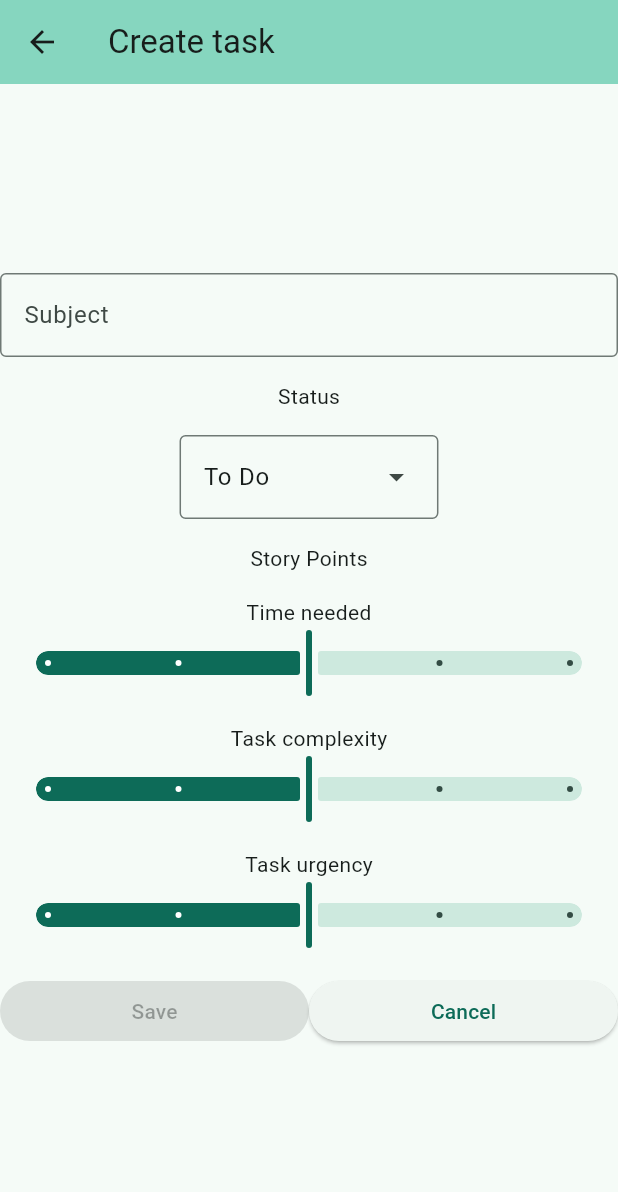
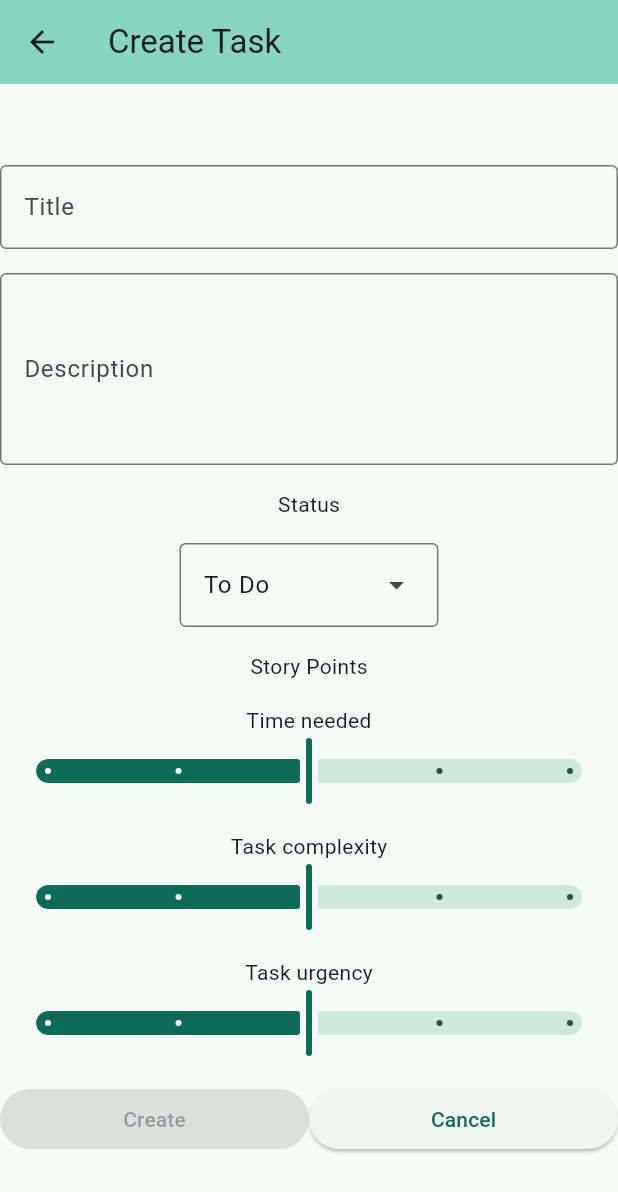
Before and after one commit to Amelie-png/tomatodo, a Flutter app: the screen it shows after launch, after a tap on the "add" icon, on a phone screen of 412 x 824 dp. Shown: the top 1192 px of the screen. Run offline on Flutter 3.47's test engine with Material 3 defaults, Android fonts, the phone set to English and light mode, and no system bars.

Commit message:
feat: edit task screen and logic

```diff
--- a/lib/models/task.dart
+++ b/lib/models/task.dart
@@ -1,11 +1,6 @@
 import 'package:tomatodo/models/story_points.dart';
 
-enum Status {
-  todo,
-  inProgress,
-  finalizing,
-  completed
-}
+enum Status { todo, inProgress, finalizing, completed }
 
 extension StatusLabel on Status {
   String get label {
@@ -23,19 +18,23 @@ extension StatusLabel on Status {
 }
 
 class Task {
-  final String title;
+  final String id, title;
   final String? description, taskCategory;
   final DateTime? deadline;
+  final DateTime createdAt;
   final StoryPoints storyPoints;
   final Status status;
 
-  const Task({ required this.title,
+  const Task({
+    required this.id,
+    required this.title,
     this.taskCategory,
     required this.storyPoints,
     this.deadline,
+    required this.createdAt,
     this.description,
-    this.status = Status.todo}
-  );
+    this.status = Status.todo,
+  });
 
   Task copyWith({
     String? title,
@@ -46,10 +45,12 @@ class Task {
     Status? status,
   }) {
     return Task(
+      id: id,
       title: title ?? this.title,
       taskCategory: taskCategory ?? this.taskCategory,
       description: description ?? this.description,
       deadline: deadline ?? this.deadline,
+      createdAt: createdAt,
       storyPoints: storyPoints ?? this.storyPoints,
       status: status ?? this.status,
     );
--- a/lib/screens/create_task.dart
+++ b/lib/screens/create_task.dart
@@ -1,10 +1,19 @@
 import 'package:flutter/material.dart';
 import 'package:tomatodo/widgets/task_points_slider.dart';
+import 'package:uuid/uuid.dart';
 import '../models/story_points.dart';
 import '../models/task.dart';
 
 class CreateTask extends StatefulWidget {
-  const CreateTask({super.key});
+  final TaskMode mode;
+  final Task? task;
+  final ValueChanged<Task> onSave;
+  const CreateTask({
+    super.key,
+    required this.mode,
+    this.task,
+    required this.onSave,
+  });
 
   @override
   State<CreateTask> createState() => _CreateTaskState();
@@ -12,10 +21,20 @@ class CreateTask extends StatefulWidget {
 
 typedef MenuEntry = DropdownMenuEntry<Status>;
 
+enum TaskMode { create, edit }
+
 class _CreateTaskState extends State<CreateTask> {
+  late Task _draftTask;
   //subject
-  final subjectController = TextEditingController();
-  bool get _isValid => subjectController.text.trim().isNotEmpty;
+  late TextEditingController _titleController;
+  bool get _isValid => _titleController.text.trim().isNotEmpty;
+
+  //description
+  late TextEditingController _descriptionController;
+
+  //category
+
+  //deadline
 
   //story points
   double _currentTimePoints = 3;
@@ -31,8 +50,9 @@ class _CreateTaskState extends State<CreateTask> {
   //save
   void _saveTask() {
     // Navigate to task list with task
-    Task result = Task(
-      title: subjectController.text,
+    final result = _draftTask.copyWith(
+      title: _titleController.text.trim(),
+      description: _descriptionController.text.trim(),
       storyPoints: StoryPoints(
         timePoints: _currentTimePoints.round(),
         complexityPoints: _currentComplexityPoints.round(),
@@ -40,35 +60,73 @@ class _CreateTaskState extends State<CreateTask> {
       ),
       status: _dropdownValue,
     );
-    Navigator.pop(context, result);
+
+    widget.onSave(result);
+    Navigator.pop(context);
+  }
+
+  @override
+  void initState() {
+    super.initState();
+
+    if (widget.mode == TaskMode.edit && widget.task != null) {
+      _draftTask = widget.task!.copyWith();
+    } else {
+      _draftTask = Task(
+        id: const Uuid().v4(),
+        title: '',
+        storyPoints: StoryPoints(),
+        createdAt: DateTime.now(),
+      );
+    }
+
+    _titleController = TextEditingController(text: _draftTask.title);
+    _descriptionController = TextEditingController(
+      text: _draftTask.description,
+    );
+    _dropdownValue = _draftTask.status;
+    _currentTimePoints = _draftTask.storyPoints.timePoints.toDouble();
+    _currentComplexityPoints = _draftTask.storyPoints.complexityPoints.toDouble();
+    _currentUrgencyPoints = _draftTask.storyPoints.urgencyPoints.toDouble();
   }
 
   @override
   void dispose() {
     // Clean up the controller when the widget is disposed.
-    subjectController.dispose();
+    _titleController.dispose();
+    _descriptionController.dispose();
     super.dispose();
   }
 
   @override
   Widget build(BuildContext context) {
+    final isEdit = widget.mode == TaskMode.edit;
     return Scaffold(
       appBar: AppBar(
         backgroundColor: Theme.of(context).colorScheme.inversePrimary,
-        title: Text('Create task'),
+        title: Text(isEdit ? 'Edit Task' : 'Create Task'),
       ),
       body: Column(
         mainAxisAlignment: MainAxisAlignment.center,
         spacing: 16,
         children: [
           TextField(
-            controller: subjectController,
+            controller: _titleController,
             onChanged: (_) => setState(() {}),
             decoration: InputDecoration(
-              labelText: 'Subject',
-              hintText: 'Enter task subject',
+              labelText: 'Title',
+              hintText: 'Enter task title',
               border: OutlineInputBorder(),
             ),
+          ),
+          TextField(
+            controller: _descriptionController,
+            decoration: InputDecoration(
+              labelText: 'Description',
+              hintText: 'Describe task details',
+              border: OutlineInputBorder(),
+            ),
+            maxLines: 4,
           ),
           const Text('Status'),
           DropdownMenu<Status>(
@@ -114,7 +172,7 @@ class _CreateTaskState extends State<CreateTask> {
               Expanded(
                 child: ElevatedButton(
                   onPressed: _isValid ? _saveTask : null,
-                  child: const Text('Save'),
+                  child: Text(isEdit ? 'Save' : 'Create'),
                 ),
               ),
               Expanded(
--- a/lib/screens/task_list.dart
+++ b/lib/screens/task_list.dart
@@ -11,18 +11,36 @@ class TaskList extends StatefulWidget {
 }
 
 class _TaskListState extends State<TaskList> {
-  final Map<Status, List<Task>> columns = {
-    Status.todo: [],
-    Status.inProgress: [],
-    Status.finalizing: [],
-    Status.completed: [],
-  };
+  final List<Task> _tasks = [];
 
+  //Draggable
   void _moveTask(Task task, Status newStatus) {
     setState(() {
-      columns.forEach((_, list) => list.remove(task));
-      columns[newStatus]!.add(task.copyWith(status: newStatus));
+      final index = _tasks.indexWhere((t) => t.id == task.id);
+      if (index == -1) return;
+      _tasks[index] = task.copyWith(status: newStatus);
     });
+  }
+
+  //From create task screen
+  void _saveTask(Task task) {
+    setState(() {
+      final index = _tasks.indexWhere((t) => t.id == task.id);
+      if (index != -1) {
+        _tasks[index] = task;
+      } else {
+        _tasks.add(task);
+      }
+    });
+  }
+  void _editTask(Task task) {
+    Navigator.push(
+      context,
+      MaterialPageRoute(
+        builder: (_) =>
+            CreateTask(mode: TaskMode.edit, task: task, onSave: _saveTask),
+      ),
+    );
   }
 
   @override
@@ -37,8 +55,9 @@ class _TaskListState extends State<TaskList> {
           return Expanded(
             child: TaskListColumn(
               status: status,
-              tasks: columns[status]!,
+              tasks: _tasks.where((t) => t.status == status).toList(),
               onTaskDropped: _moveTask,
+              onEdit: _editTask,
             ),
           );
         }).toList(),
@@ -49,29 +68,17 @@ class _TaskListState extends State<TaskList> {
       ),
       floatingActionButton: FloatingActionButton(
         onPressed: () {
-          _navigateToCreateTask(context);
+          Navigator.push(
+            context,
+            MaterialPageRoute(
+              builder: (_) =>
+                  CreateTask(mode: TaskMode.create, onSave: _saveTask),
+            ),
+          );
         },
         child: const Icon(Icons.add),
       ),
       floatingActionButtonLocation: FloatingActionButtonLocation.centerDocked,
     );
   }
-
-  Future<void> _navigateToCreateTask(BuildContext context) async {
-    // Navigator.push returns a Future that completes after calling
-    // Navigator.pop on the CreateTask Screen.
-    final result = await Navigator.push(
-      context,
-      // Create the CreateTask in the next step.
-      MaterialPageRoute<Task>(builder: (context) => const CreateTask()),
-    );
-
-    if (!context.mounted) return;
-
-    if (result != null) {
-      setState(() {
-        columns[result.status]!.add(result);
-      });
-    }
-  }
 }
--- a/lib/widgets/task_list_col.dart
+++ b/lib/widgets/task_list_col.dart
@@ -6,12 +6,14 @@ class TaskListColumn extends StatefulWidget {
   final Status status;
   final List<Task> tasks;
   final void Function(Task task, Status newStatus) onTaskDropped;
+  final void Function(Task task)? onEdit;
 
   const TaskListColumn({
     super.key,
     required this.status,
     required this.tasks,
     required this.onTaskDropped,
+    this.onEdit
   });
 
   @override
@@ -52,7 +54,7 @@ class _TaskListColumnState extends State<TaskListColumn> {
                   padding: const EdgeInsets.all(8),
                   itemCount: widget.tasks.length,
                   itemBuilder: (BuildContext context, int index) {
-                    return TaskTile(task: widget.tasks[index]);
+                    return TaskTile(task: widget.tasks[index], onEdit: () => widget.onEdit!(widget.tasks[index]),);
                   },
                   separatorBuilder: (BuildContext context, int index) =>
                       const Divider(),
--- a/pubspec.yaml
+++ b/pubspec.yaml
@@ -34,6 +34,7 @@ dependencies:
   # The following adds the Cupertino Icons font to your application.
   # Use with the CupertinoIcons class for iOS style icons.
   cupertino_icons: ^1.0.8
+  uuid: ^4.4.2
 
 dev_dependencies:
   flutter_test:
```
Also changed, not shown: lib/widgets/task_tile.dart (+6 -5 lines), pubspec.lock.
